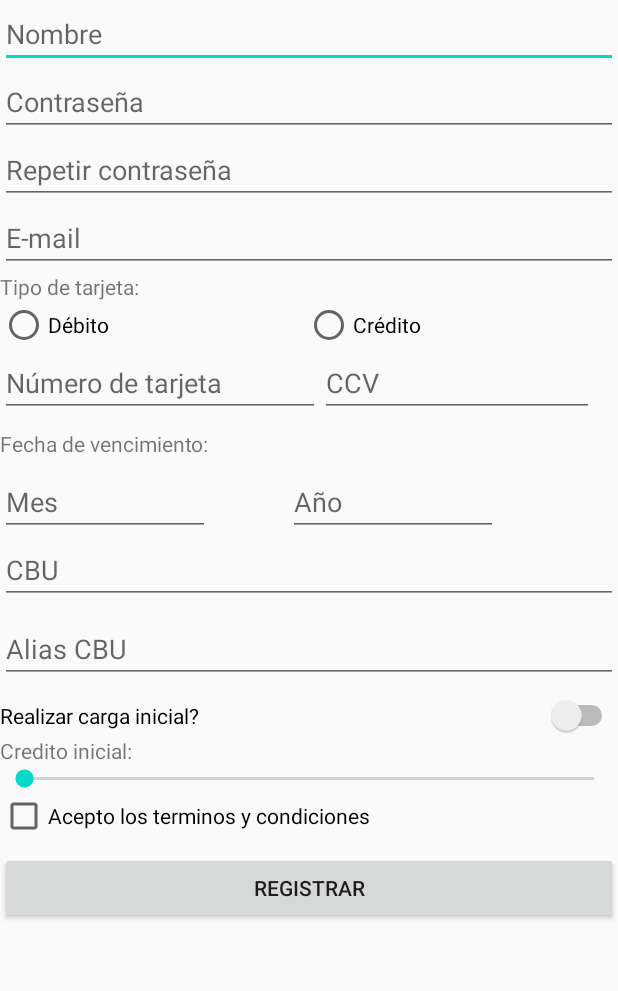
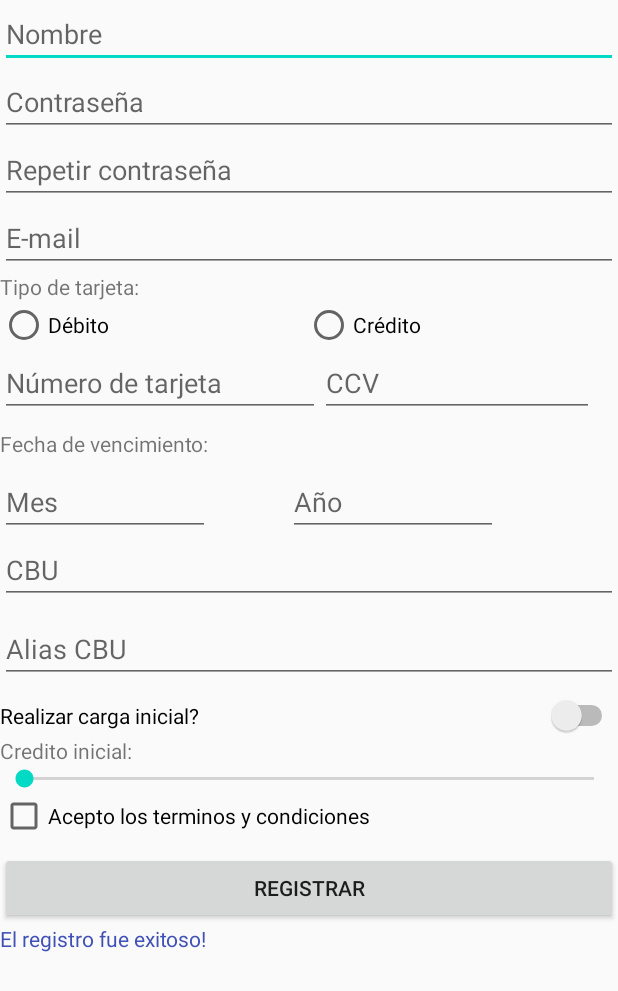
Before and after one commit to fio154/Laboratorio, an Android app: the layout activity_main.xml on its own in the app's theme, with its tools: preview values and no code run, on a phone screen of 412 x 824 dp. Shown: the top 991 px of the screen. Run offline under Robolectric (Android 15) with nearby library versions, the phone set to English and light mode, and no system bars.

Commit message:
Última versión 9/9

```diff
--- a/app/src/main/res/layout/activity_main.xml
+++ b/app/src/main/res/layout/activity_main.xml
@@ -146,7 +146,6 @@
         android:layout_width="match_parent"
         android:layout_height="wrap_content"
         android:layout_marginTop="@dimen/margintop_sw_carga"
-        android:onClick="onclick"
         android:text="@string/text_carga_inicial" />
 
     <TextView
@@ -165,7 +164,6 @@
         android:id="@+id/terminos"
         android:layout_width="wrap_content"
         android:layout_height="wrap_content"
-        android:onClick="onclick"
         android:text="@string/text_acepto_term" />
 
     <Button
@@ -173,7 +171,6 @@
         android:layout_width="match_parent"
         android:layout_height="wrap_content"
         android:layout_marginTop="@dimen/margintop_registrar"
-        android:onClick="Registrar"
         android:text="@string/text_btn_registrar" />
 
     <androidx.constraintlayout.widget.Guideline
@@ -181,4 +178,11 @@
         android:layout_width="wrap_content"
         android:layout_height="wrap_content" />
 
+    <TextView
+        android:id="@+id/mensaje_exito"
+        android:layout_width="match_parent"
+        android:layout_height="wrap_content"
+        android:text="@string/exito"
+        android:textColor="@color/colorExito" />
+
 </LinearLayout>
--- a/app/src/main/res/values/colors.xml
+++ b/app/src/main/res/values/colors.xml
@@ -3,4 +3,5 @@
     <color name="colorPrimary">#6200EE</color>
     <color name="colorPrimaryDark">#3700B3</color>
     <color name="colorAccent">#03DAC5</color>
+    <color name="colorExito">#3F51B5</color>
 </resources>
--- a/app/src/main/res/values/strings.xml
+++ b/app/src/main/res/values/strings.xml
@@ -18,4 +18,5 @@
     <string name="hint_anio">Año</string>
     <string name="hint_cbu">CBU</string>
     <string name="hint_alias_cbu">Alias CBU</string>
+    <string name="exito">El registro fue exitoso!</string>
 </resources>
```
Also changed, not shown: app/src/main/java/isi/dam/sendmeal/MainActivity.java (+54 -47 lines).
